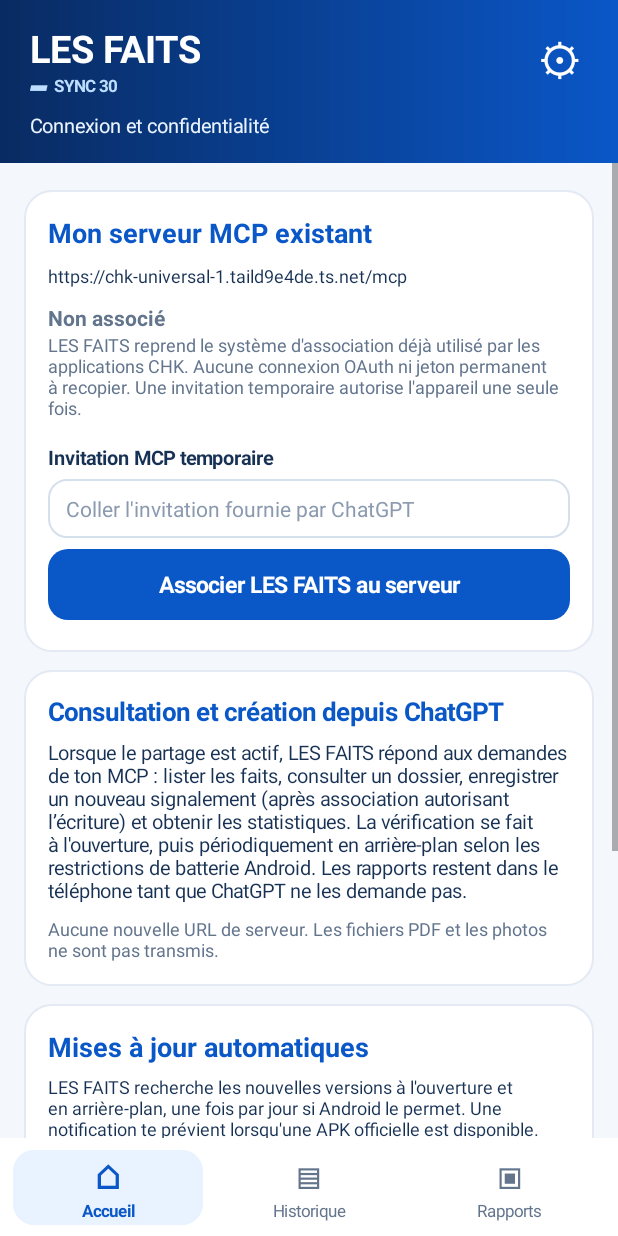
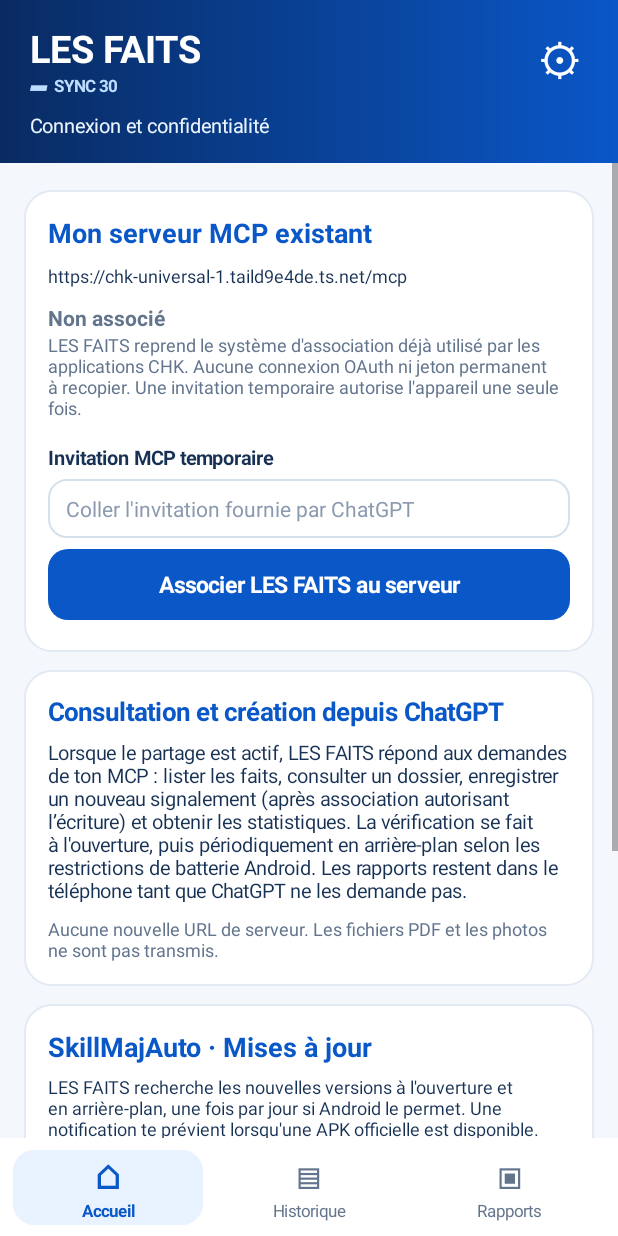
Before and after one commit to Chasmet/Probl-me-r-curent-travail-, an Android app: the screen it shows after launch (MainActivity), after a tap on an icon or button, on a phone screen of 412 x 824 dp. Run offline under Robolectric (Android 15) with nearby library versions, the phone set to English and light mode, and no system bars; pictures from the network do not load.

Commit message:
feat(ui): expose SkillMajAuto directly in LES FAITS settings

```diff
--- a/app/src/main/java/fr/sync30/lesfaits/MainActivity.java
+++ b/app/src/main/java/fr/sync30/lesfaits/MainActivity.java
@@ -68,8 +68,8 @@ public class MainActivity extends Activity {
         getWindow().getDecorView().setSystemUiVisibility(View.SYSTEM_UI_FLAG_LIGHT_NAVIGATION_BAR);
         home();
         acceptOAuthCallback(getIntent());
-        UpdateManager.onAppOpen(this);
-        UpdateManager.onNotificationTap(this,getIntent());
+        SkillMajAuto.onAppOpen(this);
+        SkillMajAuto.onNotificationTap(this,getIntent());
         acceptPairInvite(getIntent());
         if(McpWorkerClient.isEnabled(prefs))McpWorkerClient.check(getApplicationContext(),null);
     }
@@ -78,7 +78,7 @@ public class MainActivity extends Activity {
         setIntent(intent);
         acceptOAuthCallback(intent);
         acceptPairInvite(intent);
-        UpdateManager.onNotificationTap(this,intent);
+        SkillMajAuto.onNotificationTap(this,intent);
     }
     private void acceptOAuthCallback(Intent intent){
         Uri uri=intent==null?null:intent.getData();
@@ -221,7 +221,7 @@ public class MainActivity extends Activity {
     private void home(){
         base("Tout consigner, dater, prouver.","home");
         actionCard(body,"Nouveau signalement","Décrire un fait et joindre des preuves","＋",BLUE,this::form);
-        actionCard(body,"Mises à jour","Rechercher la dernière version de LES FAITS","⟳",GREEN,()->UpdateManager.check(this,true));
+        actionCard(body,"Mises à jour","Rechercher la dernière version de LES FAITS","⟳",GREEN,()->SkillMajAuto.check(this,true));
         heading(body,"Mes espaces");
         actionCard(body,"TRACE · Personnel / Terrain","Incidents, matériel, organisation, sécurité","⌖",BLUE,()->history("TERRAIN"));
         actionCard(body,"RAPPORT · Affaires personnelles","Dossiers et événements du quotidien","▣",GREEN,()->history("PERSONNEL"));
@@ -522,21 +522,21 @@ public class MainActivity extends Activity {
         gap(info,8);
         info.addView(text("Aucune nouvelle URL de serveur. Les fichiers PDF et les photos ne sont pas transmis.",12,MUTED,false));
         LinearLayout updateCard=card(body);
-        updateCard.addView(text("Mises à jour automatiques",18,BLUE,true));
+        updateCard.addView(text("SkillMajAuto · Mises à jour",18,BLUE,true));
         gap(updateCard,6);
         updateCard.addView(text("LES FAITS recherche les nouvelles versions à l'ouverture et en arrière-plan, une fois par jour si Android le permet. Une notification te prévient lorsqu'une APK officielle est disponible.",12,INK,false));
         CheckBox automatic=new CheckBox(this);automatic.setText("Vérifier automatiquement les mises à jour");
-        automatic.setTextColor(INK);automatic.setChecked(UpdateManager.autoEnabled(this));
-        automatic.setOnCheckedChangeListener((b,checked)->UpdateManager.setAuto(this,checked));
+        automatic.setTextColor(INK);automatic.setChecked(SkillMajAuto.autoEnabled(this));
+        automatic.setOnCheckedChangeListener((b,checked)->SkillMajAuto.setAuto(this,checked));
         updateCard.addView(automatic);
         if(android.os.Build.VERSION.SDK_INT>=33 &&
             checkSelfPermission(android.Manifest.permission.POST_NOTIFICATIONS)!=android.content.pm.PackageManager.PERMISSION_GRANTED)
             addButton(updateCard,"Activer les notifications de mises à jour",NAVY,()->
                 requestPermissions(new String[]{android.Manifest.permission.POST_NOTIFICATIONS},5401));
-        addButton(updateCard,"Vérifier maintenant",BLUE,()->UpdateManager.check(this,true));
+        addButton(updateCard,"SkillMajAuto · Vérifier les mises à jour",BLUE,()->SkillMajAuto.check(this,true));
         updateCard.addView(text("Une APK officielle et sa signature sont vérifiées avant de proposer l'installation, avec ton accord Android.",11,MUTED,false));
         LinearLayout version=card(body);
-        version.addView(text("LES FAITS  •  SYNC 30  •  v0.5.0",12,MUTED,true));
+        version.addView(text("LES FAITS  •  SYNC 30  •  v"+SkillMajAuto.versionName(this),12,MUTED,true));
         version.addView(text("Application gratuite. Sauvegarde tes rapports PDF avant toute désinstallation.",12,MUTED,false));
     }
     private String copyPhoto(Uri uri)throws Exception {
```
